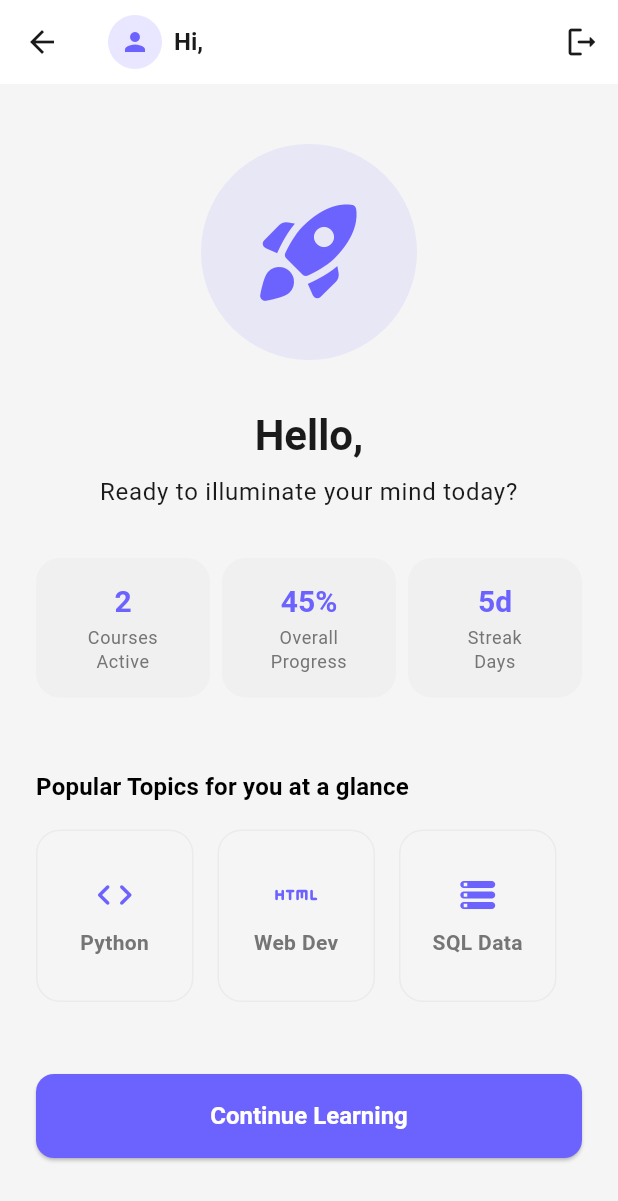
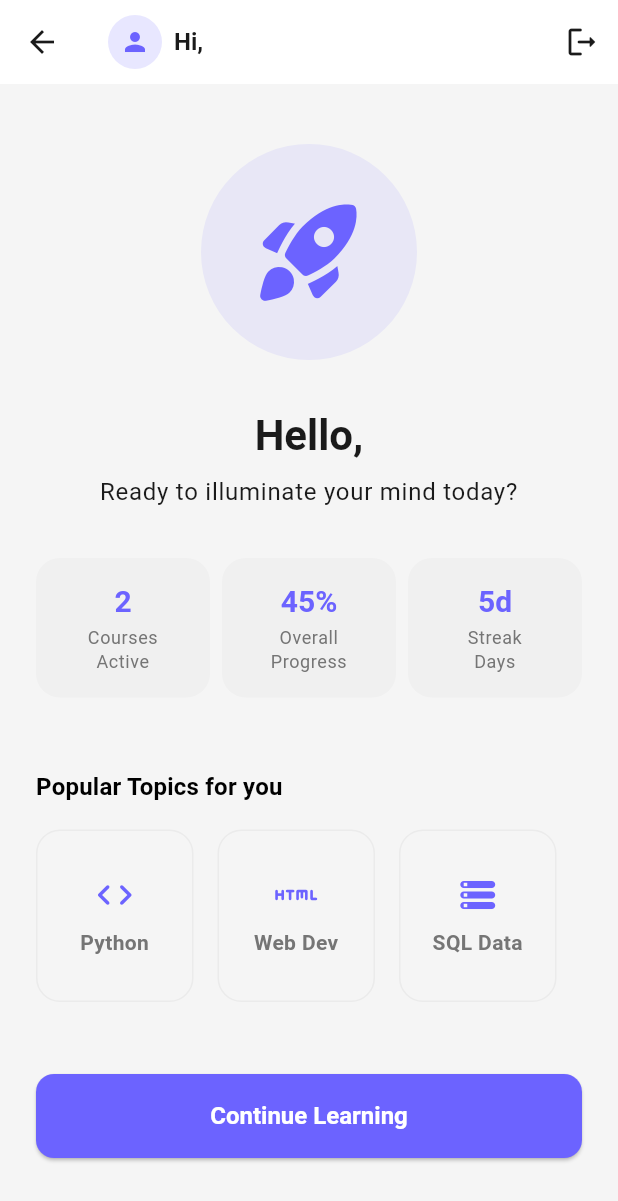
Before and after one commit to ahadulsohag/skill_up, a Flutter app: the HomeScreen screen opened by its route, on a phone screen of 412 x 824 dp. Shown: the top 1201 px of the screen. Run offline on Flutter 3.47's test engine with Material 3 defaults, Android fonts, the phone set to English and light mode, and no system bars; our stand-ins replace supabase_flutter; accounts and stored records are empty.

Commit message:
added topics

```diff
--- a/lib/features/home/presentation/screens/home_screen.dart
+++ b/lib/features/home/presentation/screens/home_screen.dart
@@ -103,7 +103,7 @@ class HomeScreen extends StatelessWidget {
               Align(
                 alignment: Alignment.centerLeft,
                 child: Text(
-                  'Popular Topics for you at a glance',
+                  'Popular Topics for you',
                   style: Theme.of(context).textTheme.titleMedium?.copyWith(
                     fontWeight: FontWeight.bold,
                   ),
```
